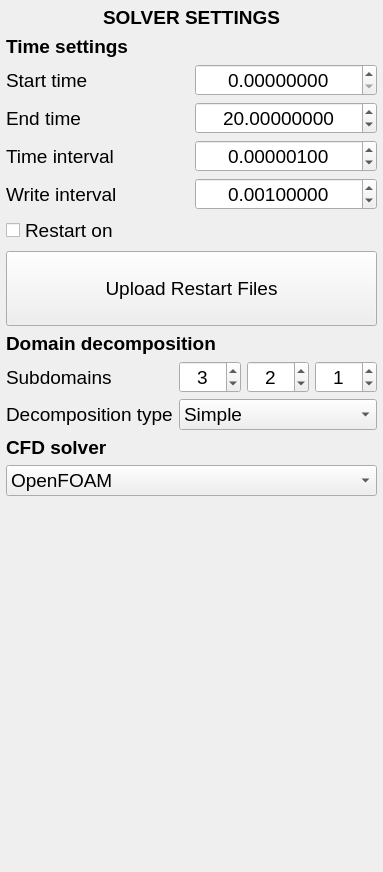
NHERI-SimCenter/HydroUQ, file EVENTS/GeoClawOpenFOAM/solver.ui: the form before one commit.
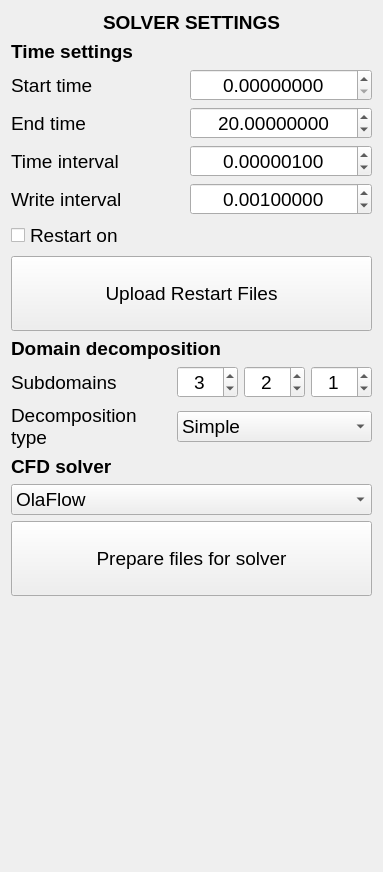
The form after the commit.

Patch:
```diff
--- a/EVENTS/GeoClawOpenFOAM/solver.ui
+++ b/EVENTS/GeoClawOpenFOAM/solver.ui
@@ -14,18 +14,6 @@
    <string>Frame</string>
   </property>
   <layout class="QVBoxLayout" name="verticalLayout">
-   <property name="leftMargin">
-    <number>6</number>
-   </property>
-   <property name="topMargin">
-    <number>6</number>
-   </property>
-   <property name="rightMargin">
-    <number>6</number>
-   </property>
-   <property name="bottomMargin">
-    <number>6</number>
-   </property>
    <item>
     <widget class="QLabel" name="Lbl_H1">
      <property name="font">
@@ -413,6 +401,11 @@
      <property name="toolTipDuration">
       <number>10000</number>
      </property>
+     <item>
+      <property name="text">
+       <string>OlaFlow</string>
+      </property>
+     </item>
      <item>
       <property name="text">
        <string>OpenFOAM</string>
@@ -430,6 +423,26 @@
      </item>
     </widget>
    </item>
+   <item>
+    <widget class="QPushButton" name="Btn_PrepareSolverFiles">
+     <property name="font">
+      <font>
+       <pointsize>14</pointsize>
+      </font>
+     </property>
+     <property name="toolTip">
+      <string>Upload files from previous time step</string>
+     </property>
+     <property name="toolTipDuration">
+      <number>10000</number>
+     </property>
+     <property name="text">
+      <string>
+Prepare files for solver 
+</string>
+     </property>
+    </widget>
+   </item>
    <item>
     <spacer name="VSP">
      <property name="orientation">
```
Left out of the diff: 5 changed lines with no effect on the pictures.
